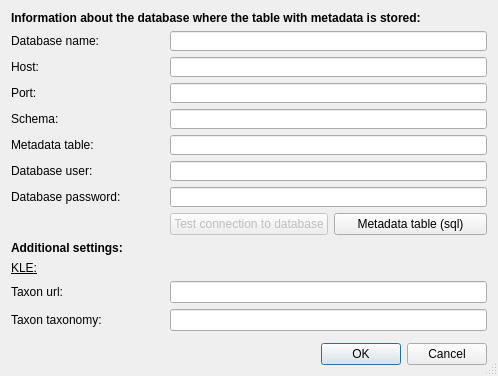
This is src/MetadataDbLinker/ui/dialog_settings.ui in Septima/qgis-metadatafunctionality as Qt 5 draws it before an edit. The edited form follows.
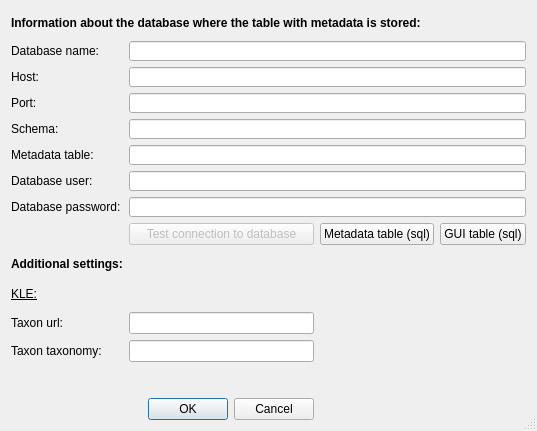
This is the edited form.

Commit message: ad4 gui_tabel definition

Diff of the .ui file:
```diff
--- a/src/MetadataDbLinker/ui/dialog_settings.ui
+++ b/src/MetadataDbLinker/ui/dialog_settings.ui
@@ -6,8 +6,8 @@
    <rect>
     <x>0</x>
     <y>0</y>
-    <width>498</width>
-    <height>370</height>
+    <width>537</width>
+    <height>431</height>
    </rect>
   </property>
   <property name="sizePolicy">
@@ -26,79 +26,16 @@
    <bool>true</bool>
   </property>
   <layout class="QGridLayout" name="gridLayout">
-   <item row="12" column="0">
-    <widget class="QLabel" name="label_2">
-     <property name="text">
-      <string>Taxon taxonomy:</string>
+   <item row="0" column="0" colspan="3">
+    <widget class="QLabel" name="descriptionofcontent_label">
+     <property name="font">
+      <font>
+       <weight>75</weight>
+       <bold>true</bold>
+      </font>
      </property>
-    </widget>
-   </item>
-   <item row="12" column="1" colspan="2">
-    <widget class="QLineEdit" name="taxonTaxonomy">
-     <property name="toolTip">
-      <string extracomment="Enter the taxonomy to use for KLE"/>
-     </property>
-    </widget>
-   </item>
-   <item row="11" column="1" colspan="2">
-    <widget class="QLineEdit" name="taxonUrl">
-     <property name="toolTip">
-      <string extracomment="Enter the url to taxon to use for KLE"/>
-     </property>
-    </widget>
-   </item>
-   <item row="4" column="0">
-    <widget class="QLabel" name="schema_label">
-     <property name="toolTip">
-      <string extracomment="Enter the schema of the metadata table"/>
-     </property>
      <property name="text">
-      <string>Schema:</string>
-     </property>
-    </widget>
-   </item>
-   <item row="3" column="1" colspan="2">
-    <widget class="QLineEdit" name="port">
-     <property name="sizePolicy">
-      <sizepolicy hsizetype="Expanding" vsizetype="Expanding">
-       <horstretch>0</horstretch>
-       <verstretch>0</verstretch>
-      </sizepolicy>
-     </property>
-     <property name="maximumSize">
-      <size>
-       <width>16777215</width>
-       <height>20</height>
-      </size>
-     </property>
-     <property name="toolTip">
-      <string extracomment="Enter the port of the database with metadata"/>
-     </property>
-    </widget>
-   </item>
-   <item row="11" column="0">
-    <widget class="QLabel" name="label">
-     <property name="text">
-      <string>Taxon url:</string>
-     </property>
-    </widget>
-   </item>
-   <item row="6" column="1" colspan="2">
-    <widget class="QLineEdit" name="username">
-     <property name="sizePolicy">
-      <sizepolicy hsizetype="Expanding" vsizetype="Expanding">
-       <horstretch>0</horstretch>
-       <verstretch>0</verstretch>
-      </sizepolicy>
-     </property>
-     <property name="maximumSize">
-      <size>
-       <width>16777215</width>
-       <height>20</height>
-      </size>
-     </property>
-     <property name="toolTip">
-      <string extracomment="Enter the database user of the database with metadata"/>
+      <string>Information about the database where the table with metadata is stored:</string>
      </property>
     </widget>
    </item>
@@ -112,27 +49,7 @@
      </property>
     </widget>
    </item>
-   <item row="7" column="0">
-    <widget class="QLabel" name="databasepw_label">
-     <property name="toolTip">
-      <string extracomment="Enter the password of database user to the database with metadata"/>
-     </property>
-     <property name="text">
-      <string>Database password:</string>
-     </property>
-    </widget>
-   </item>
-   <item row="6" column="0">
-    <widget class="QLabel" name="databaseuser_label">
-     <property name="toolTip">
-      <string extracomment="Enter the database user of the database with metadata"/>
-     </property>
-     <property name="text">
-      <string>Database user:</string>
-     </property>
-    </widget>
-   </item>
-   <item row="1" column="1" colspan="2">
+   <item row="1" column="1" colspan="3">
     <widget class="QLineEdit" name="database">
      <property name="sizePolicy">
       <sizepolicy hsizetype="Expanding" vsizetype="Expanding">
@@ -154,16 +71,90 @@
      </property>
     </widget>
    </item>
-   <item row="0" column="0" colspan="3">
-    <widget class="QLabel" name="descriptionofcontent_label">
-     <property name="font">
-      <font>
-       <weight>75</weight>
-       <bold>true</bold>
-      </font>
+   <item row="2" column="0">
+    <widget class="QLabel" name="host_label">
+     <property name="toolTip">
+      <string extracomment="Enter the host name of the database with metadata"/>
      </property>
      <property name="text">
-      <string>Information about the database where the table with metadata is stored:</string>
+      <string>Host:</string>
+     </property>
+    </widget>
+   </item>
+   <item row="2" column="1" colspan="3">
+    <widget class="QLineEdit" name="host">
+     <property name="sizePolicy">
+      <sizepolicy hsizetype="Expanding" vsizetype="Expanding">
+       <horstretch>0</horstretch>
+       <verstretch>0</verstretch>
+      </sizepolicy>
+     </property>
+     <property name="maximumSize">
+      <size>
+       <width>16777215</width>
+       <height>20</height>
+      </size>
+     </property>
+     <property name="toolTip">
+      <string extracomment="Enter the host name of the database with metadata"/>
+     </property>
+    </widget>
+   </item>
+   <item row="3" column="0">
+    <widget class="QLabel" name="port_label">
+     <property name="toolTip">
+      <string extracomment="Enter the port of the database with metadata"/>
+     </property>
+     <property name="text">
+      <string>Port:</string>
+     </property>
+    </widget>
+   </item>
+   <item row="3" column="1" colspan="3">
+    <widget class="QLineEdit" name="port">
+     <property name="sizePolicy">
+      <sizepolicy hsizetype="Expanding" vsizetype="Expanding">
+       <horstretch>0</horstretch>
+       <verstretch>0</verstretch>
+      </sizepolicy>
+     </property>
+     <property name="maximumSize">
+      <size>
+       <width>16777215</width>
+       <height>20</height>
+      </size>
+     </property>
+     <property name="toolTip">
+      <string extracomment="Enter the port of the database with metadata"/>
+     </property>
+    </widget>
+   </item>
+   <item row="4" column="0">
+    <widget class="QLabel" name="schema_label">
+     <property name="toolTip">
+      <string extracomment="Enter the schema of the metadata table"/>
+     </property>
+     <property name="text">
+      <string>Schema:</string>
+     </property>
+    </widget>
+   </item>
+   <item row="4" column="1" colspan="3">
+    <widget class="QLineEdit" name="schema">
+     <property name="sizePolicy">
+      <sizepolicy hsizetype="Expanding" vsizetype="Expanding">
+       <horstretch>0</horstretch>
+       <verstretch>0</verstretch>
+      </sizepolicy>
+     </property>
+     <property name="maximumSize">
+      <size>
+       <width>16777215</width>
+       <height>20</height>
+      </size>
+     </property>
+     <property name="toolTip">
+      <string extracomment="Enter the schema of the metadata table"/>
      </property>
     </widget>
    </item>
@@ -177,26 +168,7 @@
      </property>
     </widget>
    </item>
-   <item row="4" column="1" colspan="2">
-    <widget class="QLineEdit" name="schema">
-     <property name="sizePolicy">
-      <sizepolicy hsizetype="Expanding" vsizetype="Expanding">
-       <horstretch>0</horstretch>
-       <verstretch>0</verstretch>
-      </sizepolicy>
-     </property>
-     <property name="maximumSize">
-      <size>
-       <width>16777215</width>
-       <height>20</height>
-      </size>
-     </property>
-     <property name="toolTip">
-      <string extracomment="Enter the schema of the metadata table"/>
-     </property>
-    </widget>
-   </item>
-   <item row="5" column="1" colspan="2">
+   <item row="5" column="1" colspan="3">
     <widget class="QLineEdit" name="sourcetable">
      <property name="sizePolicy">
       <sizepolicy hsizetype="Expanding" vsizetype="Expanding">
@@ -215,7 +187,46 @@
      </property>
     </widget>
    </item>
-   <item row="7" column="1" colspan="2">
+   <item row="6" column="0">
+    <widget class="QLabel" name="databaseuser_label">
+     <property name="toolTip">
+      <string extracomment="Enter the database user of the database with metadata"/>
+     </property>
+     <property name="text">
+      <string>Database user:</string>
+     </property>
+    </widget>
+   </item>
+   <item row="6" column="1" colspan="3">
+    <widget class="QLineEdit" name="username">
+     <property name="sizePolicy">
+      <sizepolicy hsizetype="Expanding" vsizetype="Expanding">
+       <horstretch>0</horstretch>
+       <verstretch>0</verstretch>
+      </sizepolicy>
+     </property>
+     <property name="maximumSize">
+      <size>
+       <width>16777215</width>
+       <height>20</height>
+      </size>
+     </property>
+     <property name="toolTip">
+      <string extracomment="Enter the database user of the database with metadata"/>
+     </property>
+    </widget>
+   </item>
+   <item row="7" column="0">
+    <widget class="QLabel" name="databasepw_label">
+     <property name="toolTip">
+      <string extracomment="Enter the password of database user to the database with metadata"/>
+     </property>
+     <property name="text">
+      <string>Database password:</string>
+     </property>
+    </widget>
+   </item>
+   <item row="7" column="1" colspan="3">
     <widget class="QLineEdit" name="password">
      <property name="sizePolicy">
       <sizepolicy hsizetype="Expanding" vsizetype="Expanding">
@@ -237,48 +248,6 @@
      </property>
     </widget>
    </item>
-   <item row="14" column="1" colspan="2">
-    <widget class="QDialogButtonBox" name="buttonBox">
-     <property name="toolTip">
-      <string>Save settings or cancel</string>
-     </property>
-     <property name="orientation">
-      <enum>Qt::Horizontal</enum>
-     </property>
-     <property name="standardButtons">
-      <set>QDialogButtonBox::Cancel|QDialogButtonBox::Ok</set>
-     </property>
-    </widget>
-   </item>
-   <item row="9" column="0" colspan="3">
-    <widget class="QLabel" name="descriptionofcontent_label_2">
-     <property name="font">
-      <font>
-       <weight>75</weight>
-       <bold>true</bold>
-      </font>
-     </property>
-     <property name="text">
-      <string>Additional settings:</string>
-     </property>
-    </widget>
-   </item>
-   <item row="13" column="0" colspan="3">
-    <widget class="QWidget" name="widget_2" native="true"/>
-   </item>
-   <item row="8" column="2">
-    <widget class="QPushButton" name="databaseDefinitionButton">
-     <property name="enabled">
-      <bool>true</bool>
-     </property>
-     <property name="toolTip">
-      <string>Only required the first time you use the plugin</string>
-     </property>
-     <property name="text">
-      <string>Metadata table (sql)</string>
-     </property>
-    </widget>
-   </item>
    <item row="8" column="1">
     <widget class="QPushButton" name="testConnectionButton">
      <property name="enabled">
@@ -292,42 +261,42 @@
      </property>
     </widget>
    </item>
-   <item row="2" column="0">
-    <widget class="QLabel" name="host_label">
+   <item row="8" column="2">
+    <widget class="QPushButton" name="databaseDefinitionButton">
+     <property name="enabled">
+      <bool>true</bool>
+     </property>
      <property name="toolTip">
-      <string extracomment="Enter the host name of the database with metadata"/>
+      <string>Only required the first time you use the plugin</string>
      </property>
      <property name="text">
-      <string>Host:</string>
+      <string>Metadata table (sql)</string>
      </property>
     </widget>
    </item>
-   <item row="2" column="1" colspan="2">
-    <widget class="QLineEdit" name="host">
-     <property name="sizePolicy">
-      <sizepolicy hsizetype="Expanding" vsizetype="Expanding">
-       <horstretch>0</horstretch>
-       <verstretch>0</verstretch>
-      </sizepolicy>
+   <item row="8" column="3">
+    <widget class="QPushButton" name="databaseGuiDefinitionButton">
+     <property name="enabled">
+      <bool>true</bool>
      </property>
-     <property name="maximumSize">
-      <size>
-       <width>16777215</width>
-       <height>20</height>
-      </size>
-     </property>
      <property name="toolTip">
-      <string extracomment="Enter the host name of the database with metadata"/>
+      <string>Only required the first time you use the plugin</string>
      </property>
+     <property name="text">
+      <string>GUI table (sql)</string>
+     </property>
     </widget>
    </item>
-   <item row="3" column="0">
-    <widget class="QLabel" name="port_label">
-     <property name="toolTip">
-      <string extracomment="Enter the port of the database with metadata"/>
+   <item row="9" column="0">
+    <widget class="QLabel" name="descriptionofcontent_label_2">
+     <property name="font">
+      <font>
+       <weight>75</weight>
+       <bold>true</bold>
+      </font>
      </property>
      <property name="text">
-      <string>Port:</string>
+      <string>Additional settings:</string>
      </property>
     </widget>
    </item>
@@ -343,6 +312,50 @@
      </property>
     </widget>
    </item>
+   <item row="11" column="0">
+    <widget class="QLabel" name="label">
+     <property name="text">
+      <string>Taxon url:</string>
+     </property>
+    </widget>
+   </item>
+   <item row="11" column="1">
+    <widget class="QLineEdit" name="taxonUrl">
+     <property name="toolTip">
+      <string extracomment="Enter the url to taxon to use for KLE"/>
+     </property>
+    </widget>
+   </item>
+   <item row="12" column="0">
+    <widget class="QLabel" name="label_2">
+     <property name="text">
+      <string>Taxon taxonomy:</string>
+     </property>
+    </widget>
+   </item>
+   <item row="12" column="1">
+    <widget class="QLineEdit" name="taxonTaxonomy">
+     <property name="toolTip">
+      <string extracomment="Enter the taxonomy to use for KLE"/>
+     </property>
+    </widget>
+   </item>
+   <item row="13" column="0" colspan="4">
+    <widget class="QWidget" name="widget_2" native="true"/>
+   </item>
+   <item row="14" column="1">
+    <widget class="QDialogButtonBox" name="buttonBox">
+     <property name="toolTip">
+      <string>Save settings or cancel</string>
+     </property>
+     <property name="orientation">
+      <enum>Qt::Horizontal</enum>
+     </property>
+     <property name="standardButtons">
+      <set>QDialogButtonBox::Cancel|QDialogButtonBox::Ok</set>
+     </property>
+    </widget>
+   </item>
   </layout>
  </widget>
  <tabstops>
```
The commit also changes 10 other files.
